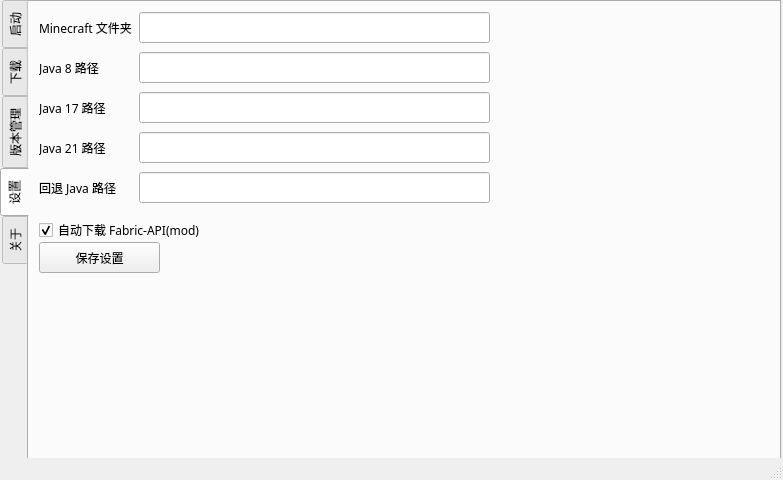
Qt form qt.ui (HPLAY-dev/spectrum-minecraft-launcher) before a commit.
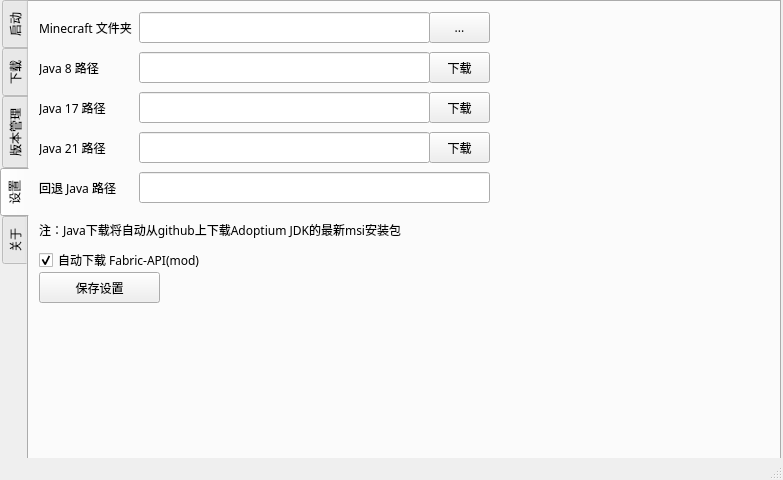
The same form after that commit. The open tabs and pages were chosen to show the change. Icons and pictures are not drawn.

What changed in the file:
```diff
--- a/qt.ui
+++ b/qt.ui
@@ -705,7 +705,7 @@
        <rect>
         <x>110</x>
         <y>10</y>
-        <width>351</width>
+        <width>291</width>
         <height>31</height>
        </rect>
       </property>
@@ -731,7 +731,7 @@
        <rect>
         <x>110</x>
         <y>50</y>
-        <width>351</width>
+        <width>291</width>
         <height>31</height>
        </rect>
       </property>
@@ -773,7 +773,7 @@
        <rect>
         <x>110</x>
         <y>90</y>
-        <width>351</width>
+        <width>291</width>
         <height>31</height>
        </rect>
       </property>
@@ -799,7 +799,7 @@
        <rect>
         <x>110</x>
         <y>130</y>
-        <width>351</width>
+        <width>291</width>
         <height>31</height>
        </rect>
       </property>
@@ -808,7 +808,7 @@
       <property name="geometry">
        <rect>
         <x>10</x>
-        <y>240</y>
+        <y>270</y>
         <width>121</width>
         <height>31</height>
        </rect>
@@ -847,7 +847,7 @@
       <property name="geometry">
        <rect>
         <x>10</x>
-        <y>220</y>
+        <y>250</y>
         <width>171</width>
         <height>16</height>
        </rect>
@@ -859,6 +859,71 @@
        <bool>true</bool>
       </property>
      </widget>
+     <widget class="QPushButton" name="pushButton_10">
+      <property name="geometry">
+       <rect>
+        <x>400</x>
+        <y>50</y>
+        <width>61</width>
+        <height>31</height>
+       </rect>
+      </property>
+      <property name="text">
+       <string>下载</string>
+      </property>
+     </widget>
+     <widget class="QPushButton" name="pushButton_11">
+      <property name="geometry">
+       <rect>
+        <x>400</x>
+        <y>90</y>
+        <width>61</width>
+        <height>31</height>
+       </rect>
+      </property>
+      <property name="text">
+       <string>下载</string>
+      </property>
+     </widget>
+     <widget class="QPushButton" name="pushButton_12">
+      <property name="geometry">
+       <rect>
+        <x>400</x>
+        <y>130</y>
+        <width>61</width>
+        <height>31</height>
+       </rect>
+      </property>
+      <property name="text">
+       <string>下载</string>
+      </property>
+     </widget>
+     <widget class="QLabel" name="label_5">
+      <property name="geometry">
+       <rect>
+        <x>10</x>
+        <y>220</y>
+        <width>451</width>
+        <height>16</height>
+       </rect>
+      </property>
+      <property name="text">
+       <string>注：Java下载将自动从github上下载Adoptium JDK的最新msi安装包</string>
+      </property>
+     </widget>
+     <widget class="QPushButton" name="pushButton_13">
+      <property name="geometry">
+       <rect>
+        <x>400</x>
+        <y>10</y>
+        <width>61</width>
+        <height>31</height>
+       </rect>
+      </property>
+      <property name="text">
+       <string>...</string>
+      </property>
+     </widget>
     </widget>
     <widget class="QWidget" name="tab_6">
      <attribute name="icon">
```
Left out of the diff: 29 changed lines with no effect on the pictures.
